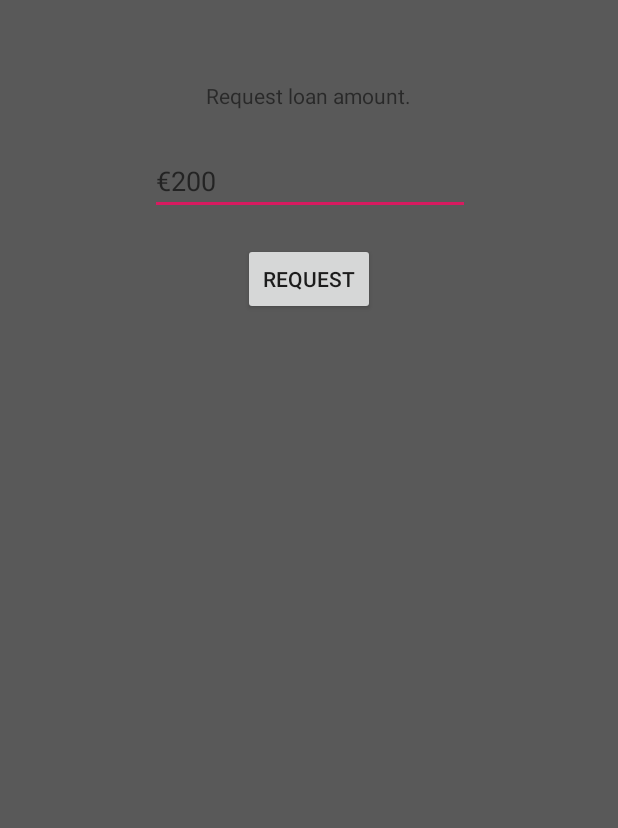
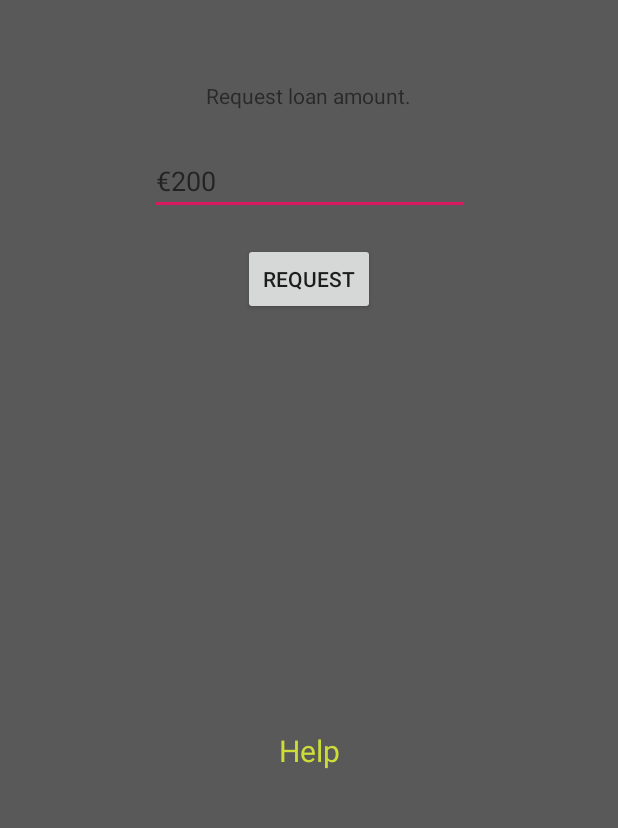
Before and after one commit to S-Brien/C2G_v2, an Android app: the LoanPage screen opened directly, with no data from a screen before it, on a phone screen of 412 x 824 dp, the part 206-1034 px from its top. Run offline under Robolectric (Android 15) with nearby library versions, the phone set to English and light mode, and no system bars.

```diff
--- a/app/src/main/res/layout/loan_page.xml
+++ b/app/src/main/res/layout/loan_page.xml
@@ -98,4 +98,19 @@
         android:layout_marginTop="243dp"
         android:text="@string/requestBtn" />
 
+    <TextView
+        android:id="@+id/helpTxt"
+        android:layout_width="220sp"
+        android:layout_height="45sp"
+        android:layout_centerHorizontal="true"
+        android:layout_marginTop="568dp"
+        android:text="@string/helpSt"
+        android:textAlignment="center"
+        android:textColor="#cddc39"
+        android:textSize="20sp"
+        app:layout_constraintHorizontal_bias="0.481"
+        app:layout_constraintLeft_toLeftOf="parent"
+        app:layout_constraintRight_toRightOf="parent"
+        app:layout_constraintTop_toTopOf="parent" />
+
 </RelativeLayout>
```
Also changed, not shown: app/src/main/res/layout/home_page.xml (+16 -0 lines), app/src/main/res/layout/listings_page.xml (+14 -2 lines), app/src/main/res/layout/review_page.xml (+20 -8 lines), app/src/main/res/values/strings.xml (+13 -0 lines), 8 other files.
